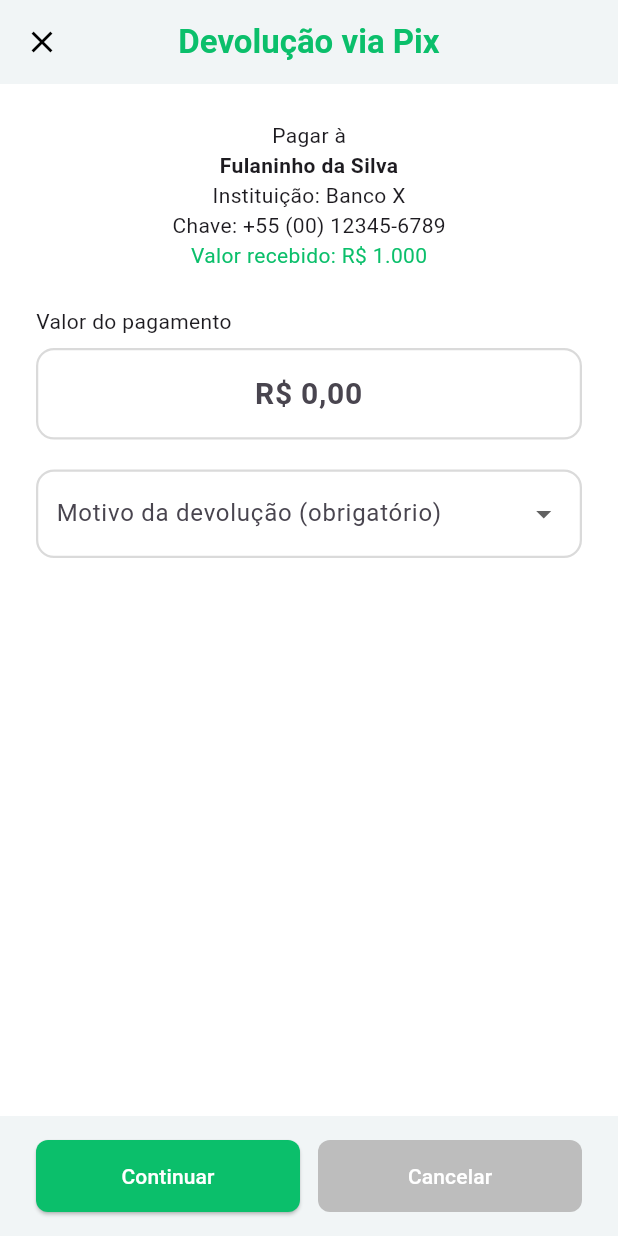
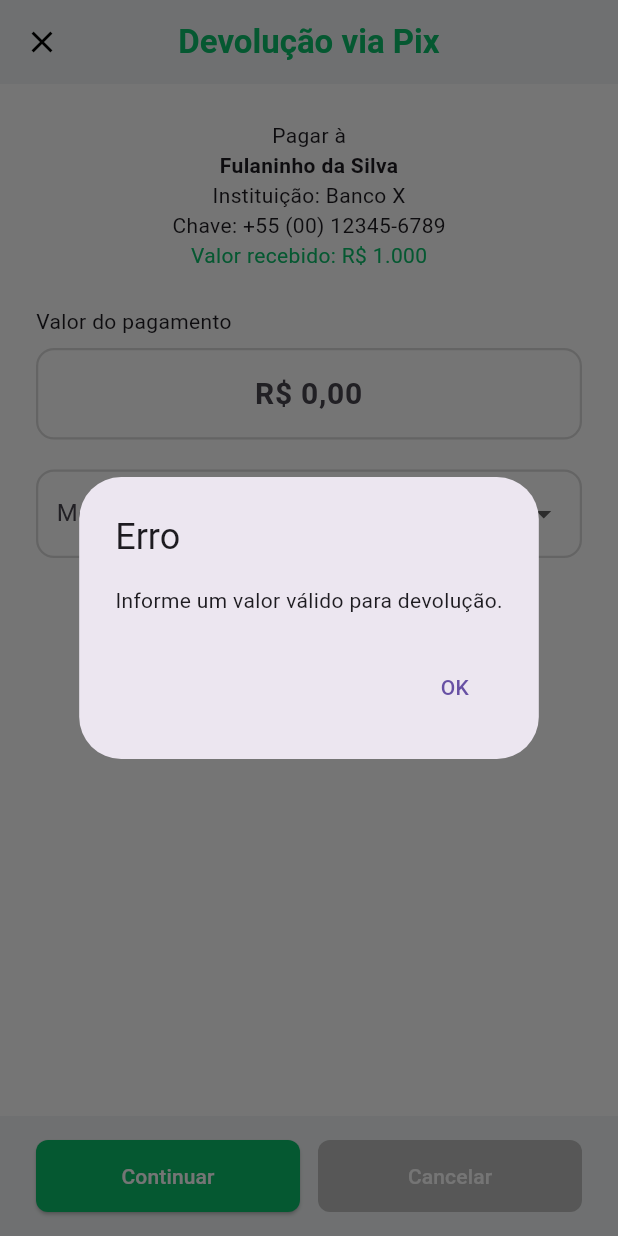
Before and after one commit to SaraMelo0/Antifraude-PIX-app, a Flutter app: the DevolucaoPixPage screen opened directly, after a tap on "Continuar", on a phone screen of 412 x 824 dp. Run offline on Flutter 3.47's test engine with Material 3 defaults, Android fonts, the phone set to English and light mode, and no system bars; our stand-ins replace flutter_multi_formatter.

```diff
--- a/antifraude_pix/lib/screens/pix-screens/devolucao-pix-page.dart
+++ b/antifraude_pix/lib/screens/pix-screens/devolucao-pix-page.dart
@@ -105,7 +105,7 @@ class _DevolucaoPixPageState extends State<DevolucaoPixPage> {
                   ),
                   const SizedBox(height: 20),
 
-                  // Dropdown de motivo
+                  // dropdown de motivo
                   Container(
                     padding: const EdgeInsets.symmetric(horizontal: 12),
                     decoration: BoxDecoration(
@@ -132,6 +132,8 @@ class _DevolucaoPixPageState extends State<DevolucaoPixPage> {
                     ),
                   ),
                   const SizedBox(height: 16),
+
+                  // campo personalizado
                   Visibility(
                     visible: _mostrarCampoPersonalizado,
                     child: Column(
@@ -159,7 +161,8 @@ class _DevolucaoPixPageState extends State<DevolucaoPixPage> {
                   ),
 
                   const SizedBox(height: 16),
-                  // Mensagem de alerta para casos de fraude
+
+                  // alerta de fraude
                   Visibility(
                     visible: _motivoSelecionado == 'Transação fraudulenta (suspeita)' ||
                             _motivoSelecionado == 'Transação fraudulenta (confirmada)',
@@ -187,6 +190,8 @@ class _DevolucaoPixPageState extends State<DevolucaoPixPage> {
               ),
             ),
           ),
+
+          // Botões
           Padding(
             padding: const EdgeInsets.symmetric(horizontal: 24, vertical: 16),
             child: Row(
@@ -194,7 +199,39 @@ class _DevolucaoPixPageState extends State<DevolucaoPixPage> {
                 Expanded(
                   child: ElevatedButton(
                     onPressed: () {
-                      // ação continuar
+                      final valorTexto = _valorController.text;
+                      final motivo = _motivoSelecionado;
+                      final motivoPersonalizado = _motivoPersonalizadoController.text.trim();
+
+                      if (valorTexto.isEmpty || valorTexto == 'R\$ 0,00') {
+                        _mostrarDialogoErro(context, 'Informe um valor válido para devolução.');
+                        return;
+                      }
+
+                      if (motivo == null) {
+                        _mostrarDialogoErro(context, 'Selecione um motivo para a devolução.');
+                        return;
+                      }
+
+                      if (motivo == 'Outro (especificar)' && motivoPersonalizado.isEmpty) {
+                        _mostrarDialogoErro(context, 'Especifique o motivo da devolução.');
+                        return;
+                      }
+
+                      // aqui vai a chamada real de backend ou API (simulada abaixo)
+                      showDialog(
+                        context: context,
+                        builder: (_) => AlertDialog(
+                          title: const Text('Sucesso'),
+                          content: const Text('Devolução realizada com sucesso.'),
+                          actions: [
+                            TextButton(
+                              onPressed: () => Navigator.of(context).popUntil((r) => r.isFirst),
+                              child: const Text('OK'),
+                            ),
+                          ],
+                        ),
+                      );
                     },
                     style: ElevatedButton.styleFrom(
                       backgroundColor: const Color(0xFF0BBF6B),
@@ -210,7 +247,7 @@ class _DevolucaoPixPageState extends State<DevolucaoPixPage> {
                 Expanded(
                   child: TextButton(
                     onPressed: () {
-                      Navigator.pop(context); // fecha o pop-up
+                      Navigator.pop(context);
                     },
                     style: TextButton.styleFrom(
                       backgroundColor: Colors.grey.shade400,
@@ -229,4 +266,20 @@ class _DevolucaoPixPageState extends State<DevolucaoPixPage> {
       ),
     );
   }
+
+  void _mostrarDialogoErro(BuildContext context, String mensagem) {
+    showDialog(
+      context: context,
+      builder: (_) => AlertDialog(
+        title: const Text('Erro'),
+        content: Text(mensagem),
+        actions: [
+          TextButton(
+            onPressed: () => Navigator.pop(context),
+            child: const Text('OK'),
+          ),
+        ],
+      ),
+    );
+  }
 }
```
